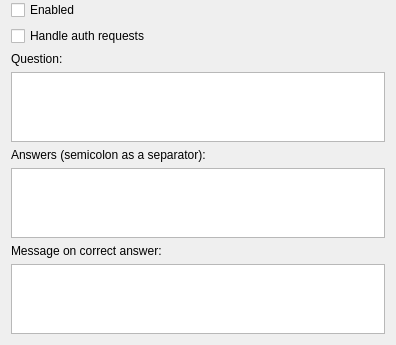
Qt form plugins/antispam/src/settingswidget.ui (euroelessar/qutim) before a commit.
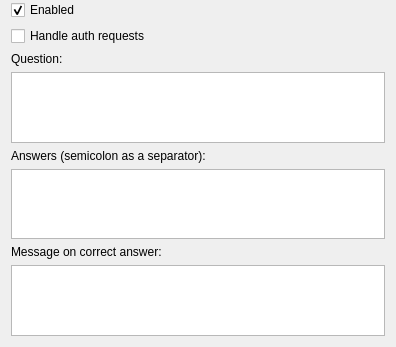
The same form after that commit.

```diff
--- a/plugins/antispam/src/settingswidget.ui
+++ b/plugins/antispam/src/settingswidget.ui
@@ -7,7 +7,7 @@
     <x>0</x>
     <y>0</y>
     <width>396</width>
-    <height>311</height>
+    <height>347</height>
    </rect>
   </property>
   <property name="windowTitle">
@@ -22,6 +22,9 @@
      <property name="text">
       <string>Enabled</string>
      </property>
+     <property name="checked">
+      <bool>true</bool>
+     </property>
     </widget>
    </item>
    <item>
```
Left out of the diff: 67 changed lines with no effect on the pictures.
